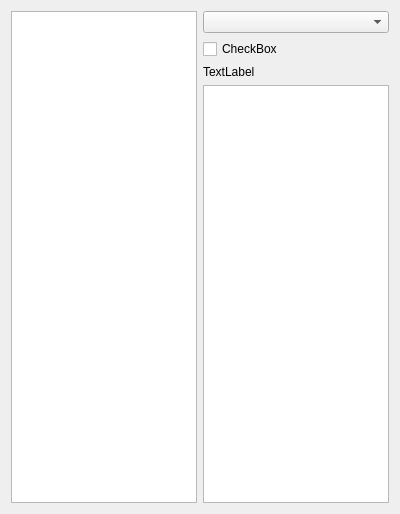
Above: stplot-gui/widgets/ViewManager/viewmanager.ui from Sanya-123/STplot before the change. Below: the same form after it.
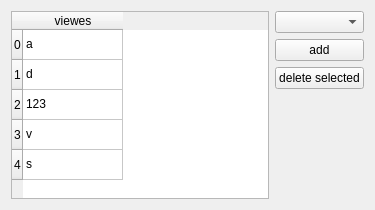
That is the form after the change.

Diff of the .ui file:
```diff
--- a/stplot-gui/widgets/ViewManager/viewmanager.ui
+++ b/stplot-gui/widgets/ViewManager/viewmanager.ui
@@ -6,8 +6,8 @@
    <rect>
     <x>0</x>
     <y>0</y>
-    <width>400</width>
-    <height>514</height>
+    <width>375</width>
+    <height>210</height>
    </rect>
   </property>
   <property name="windowTitle">
@@ -15,11 +15,63 @@
   </property>
   <layout class="QGridLayout" name="gridLayout">
    <item row="0" column="0">
-    <layout class="QHBoxLayout" name="horizontalLayout">
-     <item>
-      <widget class="QListView" name="listView"/>
+    <widget class="QTableWidget" name="tableWidget_availebleWidgets">
+     <row>
+      <property name="text">
+       <string>0</string>
+      </property>
+     </row>
+     <row>
+      <property name="text">
+       <string>1</string>
+      </property>
+     </row>
+     <row>
+      <property name="text">
+       <string>2</string>
+      </property>
+     </row>
+     <row>
+      <property name="text">
+       <string>3</string>
+      </property>
+     </row>
+     <row>
+      <property name="text">
+       <string>4</string>
+      </property>
+     </row>
+     <column>
+      <property name="text">
+       <string>viewes</string>
+      </property>
+     </column>
+     <item row="0" column="0">
+      <property name="text">
+       <string>a</string>
+      </property>
      </item>
-    </layout>
+     <item row="1" column="0">
+      <property name="text">
+       <string>d</string>
+      </property>
+     </item>
+     <item row="2" column="0">
+      <property name="text">
+       <string>123</string>
+      </property>
+     </item>
+     <item row="3" column="0">
+      <property name="text">
+       <string>v</string>
+      </property>
+     </item>
+     <item row="4" column="0">
+      <property name="text">
+       <string>s</string>
+      </property>
+     </item>
+    </widget>
    </item>
    <item row="0" column="1">
     <layout class="QVBoxLayout" name="verticalLayout">
@@ -27,21 +79,31 @@
       <widget class="QComboBox" name="comboBox"/>
      </item>
      <item>
-      <widget class="QCheckBox" name="checkBox">
+      <widget class="QPushButton" name="pushButton_addView">
        <property name="text">
-        <string>CheckBox</string>
+        <string>add</string>
        </property>
       </widget>
      </item>
      <item>
-      <widget class="QLabel" name="label">
+      <widget class="QPushButton" name="pushButton_deleteViewes">
        <property name="text">
-        <string>TextLabel</string>
+        <string>delete selected</string>
        </property>
       </widget>
      </item>
      <item>
-      <widget class="QListWidget" name="listWidget"/>
+      <spacer name="verticalSpacer">
+       <property name="orientation">
+        <enum>Qt::Vertical</enum>
+       </property>
+       <property name="sizeHint" stdset="0">
+        <size>
+         <width>20</width>
+         <height>40</height>
+        </size>
+       </property>
+      </spacer>
      </item>
     </layout>
    </item>
```
Left out of the diff: 2 changed lines with no effect on the pictures.
